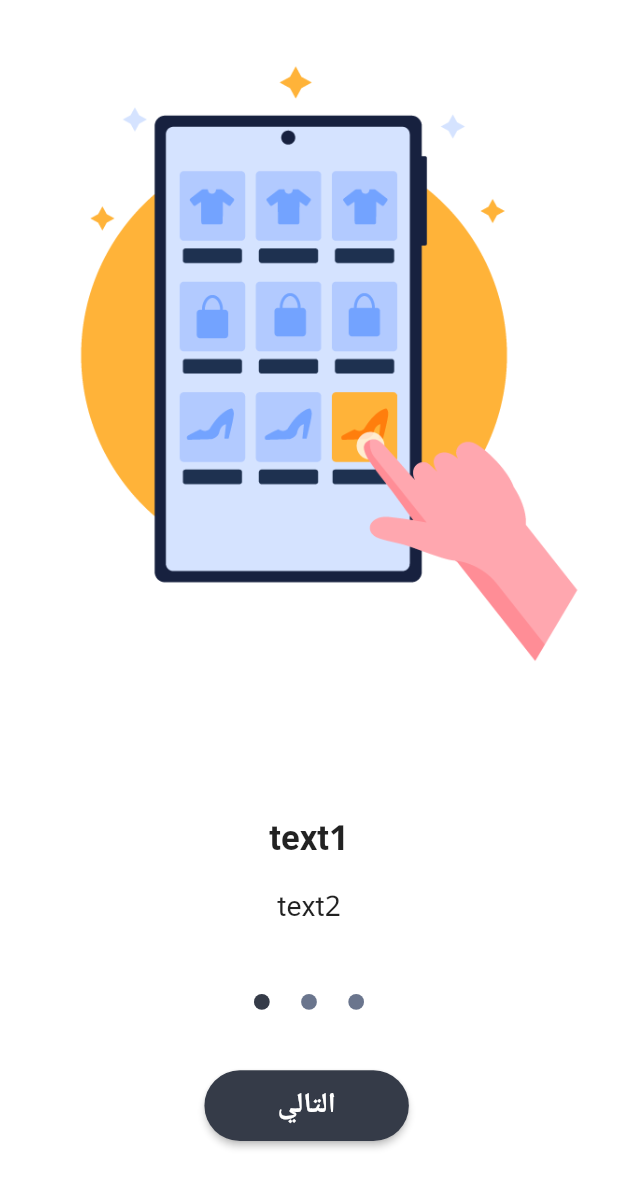
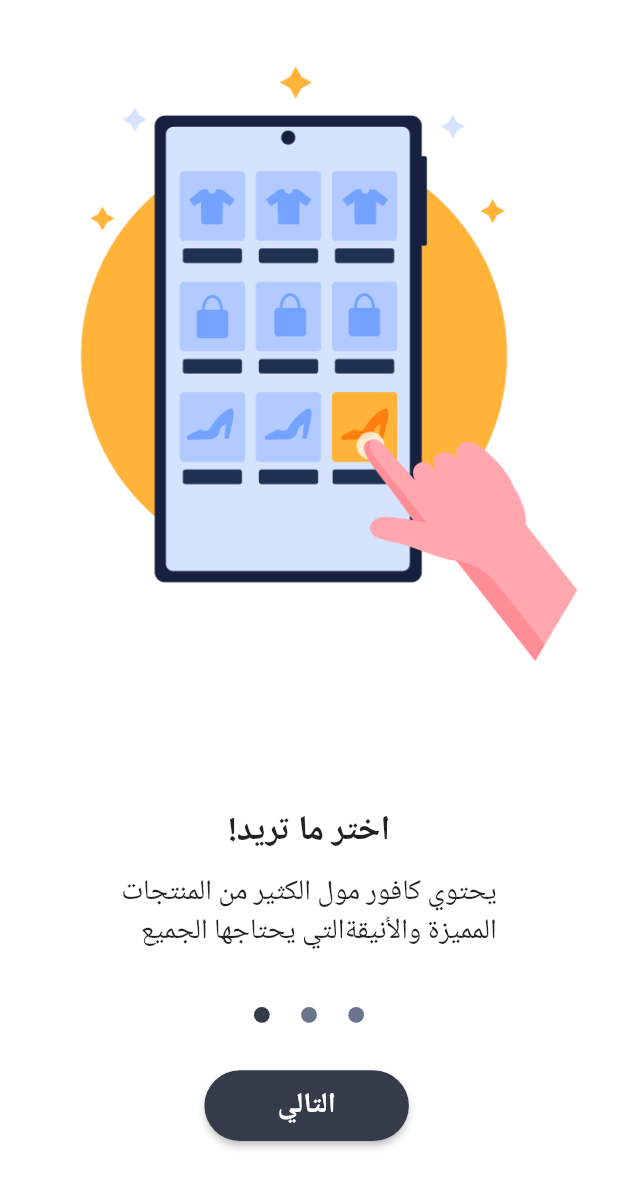
Before and after one commit to AghyadHamdoun/caphore_shop, a Flutter app: the screen it shows after launch, on a phone screen of 412 x 824 dp. Shown: the top 1188 px of the screen. Run offline on Flutter 3.47's test engine with Material 2 defaults, Android fonts, the phone set to English and light mode, and no system bars; drawn by our look-alikes of liquid_swipe; our stand-ins replace animate_do, cached_network_image, carousel_slider, dartz, dio, easy_localization and 8 more; missing offline and left inert: flutter_wp_woocommerce, simple_html_css.

Commit message:
SOME WORK

```diff
--- a/lib/features/categories/presentation/screeens/OnBoarding/OBPage.dart
+++ b/lib/features/categories/presentation/screeens/OnBoarding/OBPage.dart
@@ -16,12 +16,20 @@ class OBPage extends StatelessWidget {
   @override
   Widget build(BuildContext context) {
     final pages = [
-      OnBoardingOne(
-          image: "assets/images/1R.png", text1: "text1", text2: "text2"),
-      OnBoardingTwo(
-          image: "assets/images/2R.png", text1: "text1", text2: "text2"),
-      OnBoardingTree(
-          image: "assets/images/3R.png", text1: "text1", text2: "text2"),
+      const OnBoardingOne(
+          image: "assets/images/1R.png",
+          text1: "اختر ما تريد!",
+          text2:
+              "يحتوي كافور مول الكثير من المنتجات\nالمميزة والأنيقةالتي يحتاجها الجميع"),
+      const OnBoardingTwo(
+          image: "assets/images/2R.png",
+          text1: "سهولة الطلب",
+          text2:
+              "اطلب ما تريدعن طريق الواتس اب\nوالتواصل مع صاحب المتجر مباشرة"),
+      const OnBoardingTree(
+          image: "assets/images/3R.png",
+          text1: "استلم طلبك",
+          text2: "بعد طلب المنتج المراد يتم توصيله اليك\nبكل سهولة وسرعة"),
     ];
 
     return Scaffold(
--- a/lib/features/categories/presentation/screeens/pages/pages.dart
+++ b/lib/features/categories/presentation/screeens/pages/pages.dart
@@ -21,7 +21,7 @@ class MyPages extends StatefulWidget {
 }
 
 class _MyPagesState extends State<MyPages> {
-  late int select = 0;
+  late int select = 1;
   late PageController controller;
 
   @override
--- a/lib/features/categories/presentation/screeens/widgets/productcard.dart
+++ b/lib/features/categories/presentation/screeens/widgets/productcard.dart
@@ -22,7 +22,7 @@ class ProductCard extends StatelessWidget {
   Widget build(BuildContext context) {
     return Container(
       decoration: BoxDecoration(borderRadius: BorderRadius.circular(15)),
-      width: 150.w,
+      width: 170.w,
       child: Card(
         child: Padding(
           padding: EdgeInsets.symmetric(vertical: 3.h),
@@ -53,6 +53,7 @@ class ProductCard extends StatelessWidget {
               const Spacer(),
               Container(
                 padding: EdgeInsets.symmetric(horizontal: 5.w),
+                child: SizedBox(
                   child: Row(
                     children: [
                       Column(
@@ -61,7 +62,7 @@ class ProductCard extends StatelessWidget {
                             "$orginalprice ",
                             style: TextStyle(
                                 decoration: TextDecoration.lineThrough,
-                              fontSize: 12.sp,
+                                fontSize: 10.sp,
                                 color: Colors.grey),
                           ),
                           Text(
@@ -80,6 +81,7 @@ class ProductCard extends StatelessWidget {
                     ],
                   ),
                 ),
+              ),
             ],
           ),
         ),
```
Also changed, not shown: lib/features/categories/presentation/screeens/component/category_product_component.dart (+7 -4 lines), lib/features/categories/presentation/screeens/component/mobiles_component.dart (+5 -2 lines), lib/features/categories/presentation/screeens/product.dart (+22 -5 lines), lib/features/categories/presentation/screeens/widgets/ImageSliderWithIndex.dart (+4 -4 lines). Lines whose indentation alone changed are shown as unchanged.
